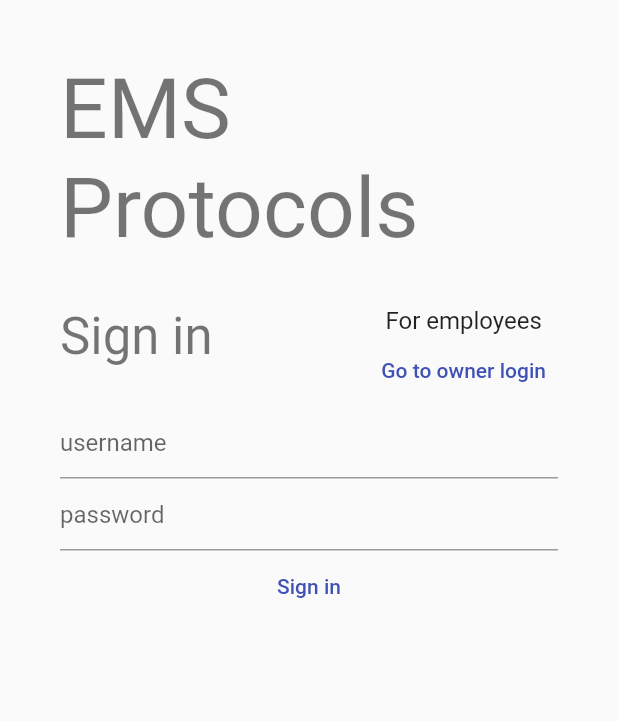
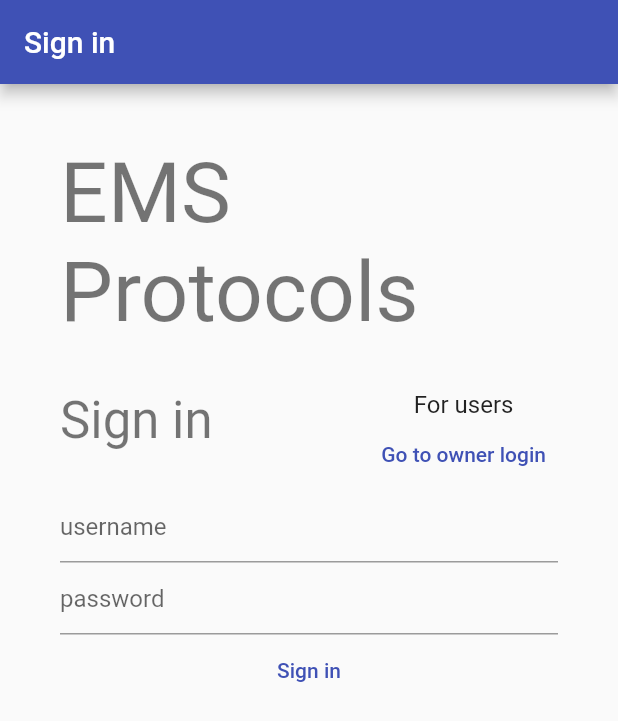
Before and after one commit to fivemoreminix/ems-protocols, a Flutter app: the screen it shows after launch, on a phone screen of 412 x 824 dp. Shown: the top 721 px of the screen. Run offline on Flutter 3.47's test engine with Material 2 defaults, Android fonts, the phone set to English and light mode, and no system bars; our stand-ins replace firebase_auth, firebase_core; accounts and stored records are empty.

Commit message:
Use a Scaffold for sign in page

```diff
--- a/lib/login.dart
+++ b/lib/login.dart
@@ -34,15 +34,18 @@ class _SigninPageState extends State<SigninPage> {
 
   @override
   Widget build(BuildContext context) {
-    return GenericSignin(
+    return Scaffold(
+      appBar: AppBar(title: const Text('Sign in')),
+      body: GenericSignin(
         onSwitchForms: () {
           setState(() => showAdminForm = !showAdminForm);
         },
-      subtitleText: showAdminForm ? 'For admins and owners' : 'For employees',
+        subtitleText: showAdminForm ? 'For admins and owners' : 'For users',
         switchFormsText:
-          showAdminForm ? 'Go to employee login' : 'Go to owner login',
+            showAdminForm ? 'Go to user login' : 'Go to owner login',
         userFieldType:
             showAdminForm ? _UserFieldType.email : _UserFieldType.username,
+      )
     );
   }
 }
```
Lines whose indentation alone changed are shown as unchanged.
